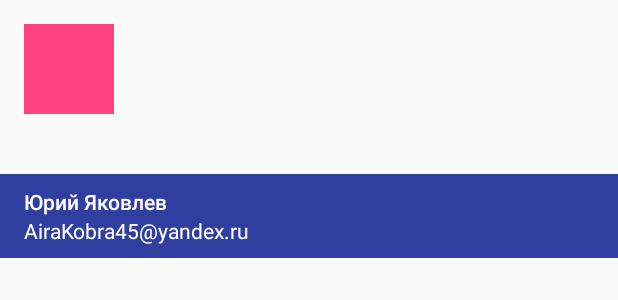
After one commit to AiraKobra45/DevIntensive, an Android app: the layout drawer_header.xml on its own in the app's theme, with its tools: preview values and no code run, on a phone screen of 412 x 824 dp. The commit adds this screen. Shown: the top 300 px of the screen. Run offline under Robolectric (Android 15) with nearby library versions, the phone set to English and light mode, and no system bars.

Commit message:
Времени катастрофически не хватает все в отпусках :( Но Я молодец!

```diff
--- /dev/null
+++ b/app/src/main/res/layout/drawer_header.xml
@@ -0,0 +1,38 @@
+<?xml version="1.0" encoding="utf-8"?>
+<RelativeLayout xmlns:android="http://schemas.android.com/apk/res/android"
+                android:layout_width="match_parent"
+                android:layout_height="172dp">
+
+    <ImageView
+        android:layout_width="60dp"
+        android:layout_height="60dp"
+        android:background="@color/color_accent"
+        android:layout_marginTop="@dimen/spacing_normal_16"
+        android:layout_marginLeft="@dimen/spacing_normal_16"/>
+
+    <LinearLayout
+        android:layout_width="match_parent"
+        android:layout_height="@dimen/size_medium_56"
+        android:background="@color/color_primary_dark"
+        android:orientation="vertical"
+        android:layout_alignParentBottom="true"
+        android:gravity="center_vertical"
+        android:paddingLeft="@dimen/spacing_normal_16">
+        <TextView
+            android:id="@+id/user_name_txt"
+            android:layout_width="match_parent"
+            android:layout_height="wrap_content"
+            android:text="Юрий Яковлев"
+            android:textColor="@color/white"
+            android:textSize="14sp"
+            android:fontFamily="sans-serif-medium"/>
+        <TextView
+            android:id="@+id/user_email_txt"
+            android:layout_width="match_parent"
+            android:layout_height="wrap_content"
+            android:text="AiraKobra45@yandex.ru"
+            android:textColor="@color/white"
+            android:textSize="14sp"
+            android:fontFamily="sans-serif"/>
+    </LinearLayout>
+</RelativeLayout>
--- a/app/src/main/res/values/styles.xml
+++ b/app/src/main/res/values/styles.xml
@@ -71,4 +71,7 @@
         <item name="android:layout_marginTop">@dimen/spacing_normal_16</item>
         <item name="android:layout_marginBottom">@dimen/spacing_normal_16</item>
     </style>
+    <style name="custom_dialog">
+        <item name="android:fullDark">@android:color/transparent</item>
+    </style>
 </resources>
```
Also changed, not shown: app/src/main/java/com/softdesign/devintensive/ui/activities/BaseActivity.java (added, +49 -0 lines), app/src/main/java/com/softdesign/devintensive/ui/activities/MainActivity.java (+37 -4 lines), app/src/main/res/drawable/ic_account_circle_black_24dp1.xml (added, +9 -0 lines), app/src/main/res/drawable/ic_people_black_24dp1.xml (added, +9 -0 lines), app/src/main/res/layout/activity_main.xml (+31 -15 lines), app/src/main/res/layout/progress_splash.xml (added, +14 -0 lines), app/src/main/res/menu/drawer_menu.xml (added, +12 -0 lines).
